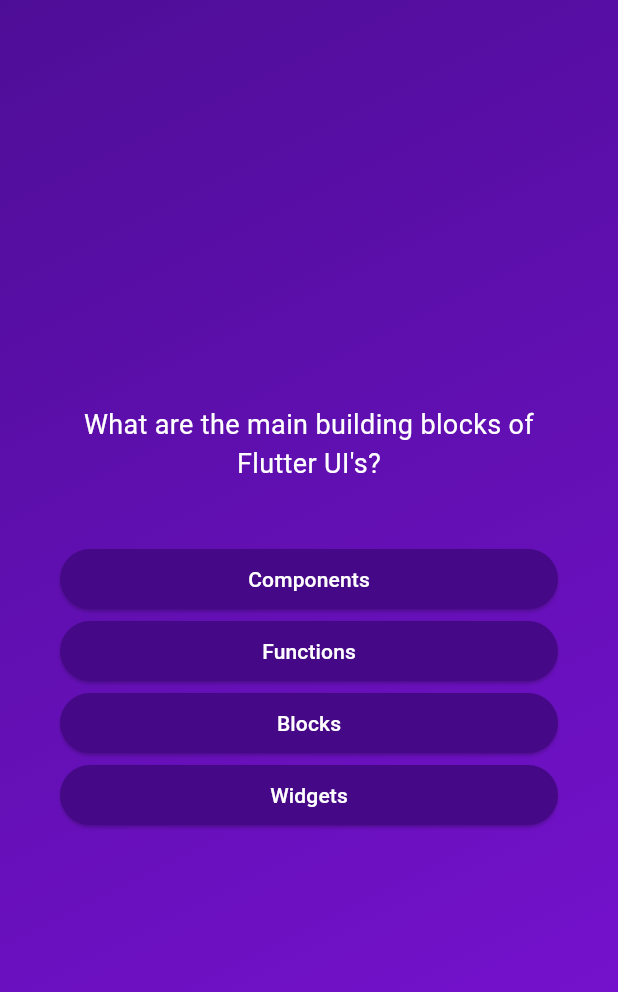
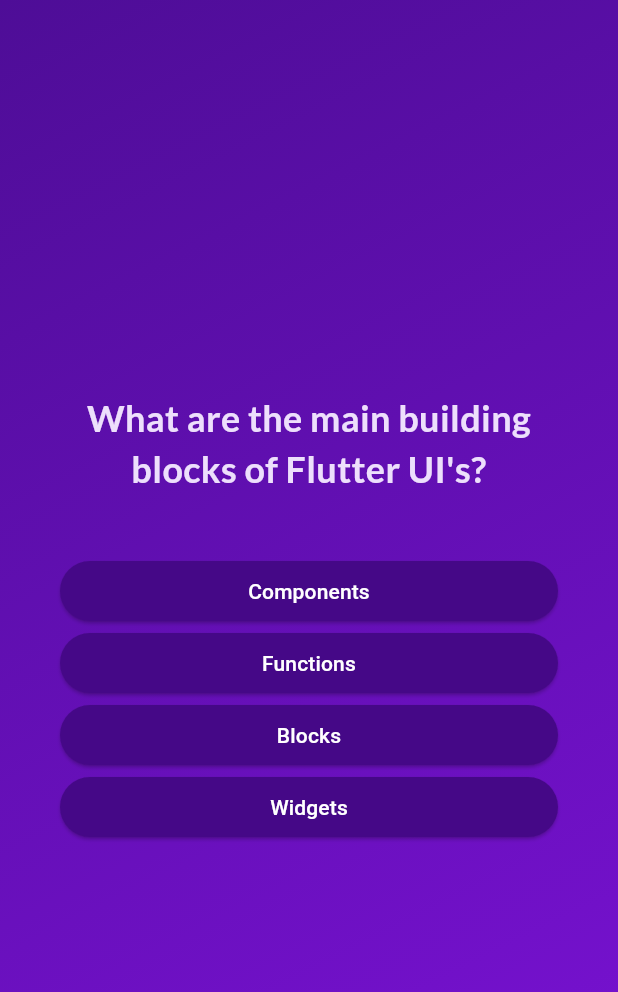
Before and after one commit to WyattMay79/QuizMe, a Flutter app: the screen it shows after launch, after a tap on "Start Quiz", on a phone screen of 412 x 824 dp. Shown: the top 992 px of the screen. Run offline on Flutter 3.47's test engine with Material 3 defaults, Android fonts, the light colour scheme and no system bars; our stand-ins replace google_fonts.

Commit message:
Added google_fonts pkg from pub.dev, updated the pubspec.yaml file for the changes, updated some of the outdated dependencies, and styled some of the Widgets with the fonts for a better look. I also refactored the the btns and other stuff.

```diff
--- a/lib/answer_btn.dart
+++ b/lib/answer_btn.dart
@@ -25,7 +25,10 @@
           borderRadius: BorderRadius.circular(40),
         ),
       ),
-      child: Text(answerText),
+      child: Text(
+        answerText,
+        textAlign: TextAlign.center,
+      ),
     );
   }
 }
--- a/lib/landing_page.dart
+++ b/lib/landing_page.dart
@@ -1,4 +1,5 @@
 import 'package:flutter/material.dart';
+import 'package:google_fonts/google_fonts.dart';
 
 class LandingPage extends StatelessWidget {
   const LandingPage(this.startQuiz, {super.key});
@@ -16,14 +17,15 @@
             width: 275,
             color: const Color.fromARGB(200, 255, 255, 255),
           ),
-          const SizedBox(
+           SizedBox(
             height: 250,
             child: Center(
               child: Text(
                 'Learn Flutter the fun way!',
-                style: TextStyle(
-                  color: Colors.white,
-                  fontSize: 25,
+                style: GoogleFonts.lato(
+                  color: const Color.fromARGB(255, 237, 223, 252),
+                  fontSize: 24,
+                  fontWeight: FontWeight.bold,
                 ),
               ),
             ),
@@ -36,7 +38,10 @@
             style: ButtonStyle(
               minimumSize: WidgetStateProperty.all(const Size(215, 75)),
             ),
-            icon: const Icon(Icons.arrow_right_alt, color: Colors.white,),
+            icon: const Icon(
+              Icons.arrow_right_alt,
+              color: Colors.white,
+            ),
             label: const Text(
               'Start Quiz',
               style: TextStyle(
--- a/lib/questions_screen.dart
+++ b/lib/questions_screen.dart
@@ -1,6 +1,7 @@
 import 'package:flutter/material.dart';
 import 'package:quiz_me/answer_btn.dart';
 import 'package:quiz_me/data/questions.dart';
+import 'package:google_fonts/google_fonts.dart';
 
 class QuestionsScreen extends StatefulWidget {
   const QuestionsScreen({super.key});
@@ -12,15 +13,15 @@
 }
 
 class _QuestionsState extends State<QuestionsScreen> {
-  var currState = 0;
+  var currQuestionIndex = 0;
 
-  void questionsBtn() {
-    setState(() => currState += 1);
+  void answerQuestion() {
+    setState(() => currQuestionIndex++);
   }
 
   @override
   Widget build(context) {
-    final currQuestion = questions[0];
+    final currQuestion = questions[currQuestionIndex];
 
     return Center(
       child: Container(
@@ -31,9 +32,10 @@
           children: [
             Text(
               currQuestion.text,
-              style: const TextStyle(
-                color: Colors.white,
-                fontSize: 18,
+              style: GoogleFonts.lato(
+                color: const Color.fromARGB(255, 237, 223, 252),
+                fontSize: 24,
+                fontWeight: FontWeight.bold,
               ),
               textAlign: TextAlign.center,
             ),
@@ -44,7 +46,7 @@
               (answer) {
                 return AnswerBtn(
                   answerText: answer,
-                  onTap: () {},
+                  onTap: answerQuestion,
                 );
               },
             ),
--- a/pubspec.yaml
+++ b/pubspec.yaml
@@ -35,6 +35,7 @@
   # The following adds the Cupertino Icons font to your application.
   # Use with the CupertinoIcons class for iOS style icons.
   cupertino_icons: ^1.0.6
+  google_fonts: ^6.2.1
 
 dev_dependencies:
   flutter_test:
@@ -45,7 +46,7 @@
   # activated in the `analysis_options.yaml` file located at the root of your
   # package. See that file for information about deactivating specific lint
   # rules and activating additional ones.
-  flutter_lints: ^3.0.0
+  flutter_lints: ^4.0.0
 
 # For information on the generic Dart part of this file, see the
 # following page: https://dart.dev/tools/pub/pubspec
@@ -60,6 +61,7 @@
 
   # To add assets to your application, add an assets section, like this:
   assets:
+    - assets/google_fonts/
     - assets/images/quiz-logo.png
 
   # An image asset can refer to one or more resolution-specific "variants", see
```
Also changed, not shown: pubspec.lock, 1 other file.
